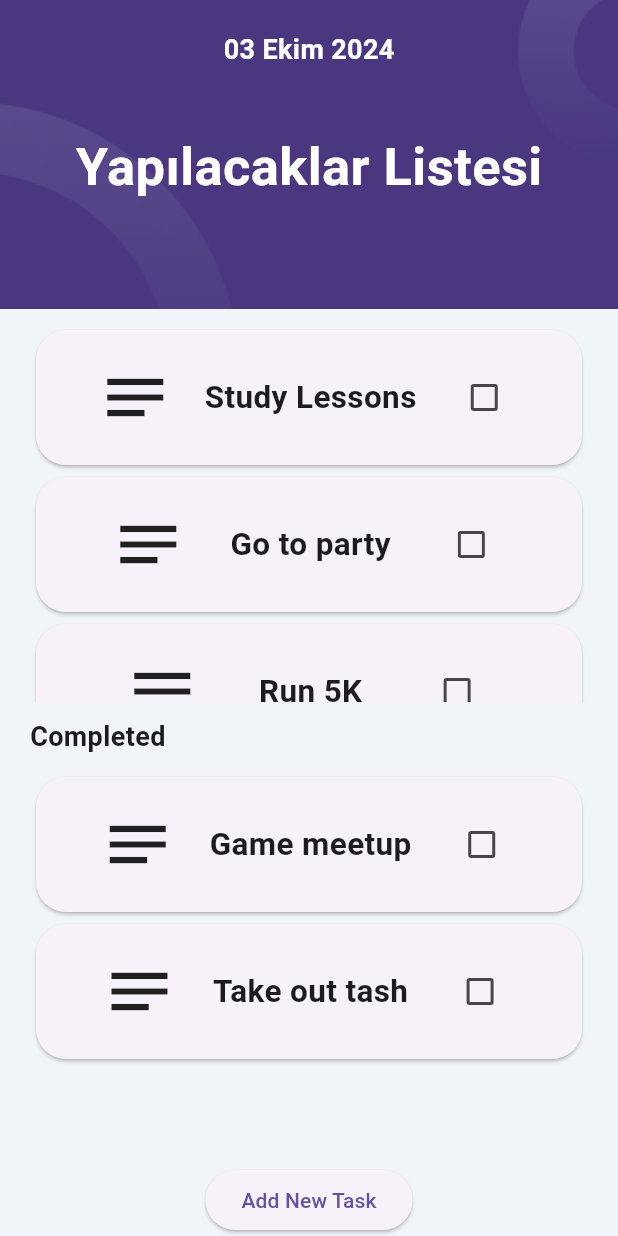
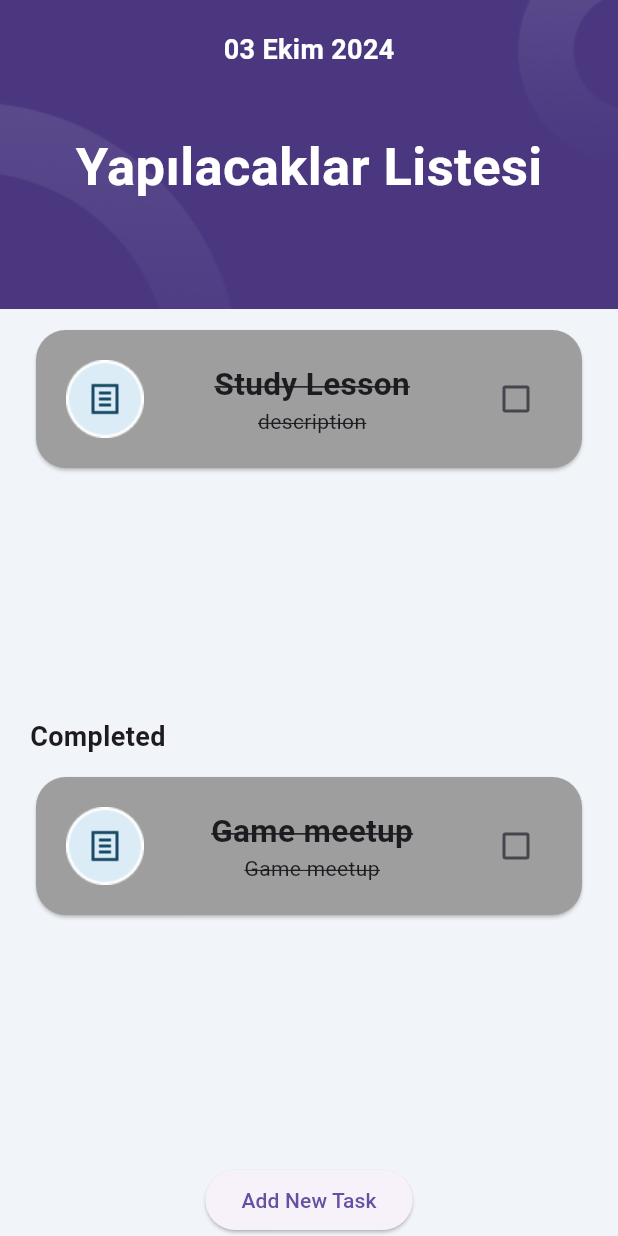
Before and after one commit to mguler1/todo_app, a Flutter app: the screen it shows after launch, on a phone screen of 412 x 824 dp. Run offline on Flutter 3.47's test engine with Material 3 defaults, Android fonts, the phone set to English and light mode, and no system bars; our stand-ins replace hexcolor.

Commit message:
dymamic process to be continued

```diff
--- /dev/null
+++ b/lib/constants/tasktype.dart
@@ -0,0 +1 @@
+enum TaskType { note, calendar, contest }
--- /dev/null
+++ b/lib/model/task.dart
@@ -0,0 +1,14 @@
+import 'package:todo_app/constants/tasktype.dart';
+
+class Task {
+  Task(
+      {required this.type,
+      required this.title,
+      required this.description,
+      required this.isCompleted});
+
+  final TaskType type;
+  final String title;
+  final String description;
+  bool isCompleted;
+}
--- a/lib/screens/home.dart
+++ b/lib/screens/home.dart
@@ -1,6 +1,8 @@
 import 'package:flutter/material.dart';
 import 'package:hexcolor/hexcolor.dart';
 import 'package:todo_app/constants/color.dart';
+import 'package:todo_app/constants/tasktype.dart';
+import 'package:todo_app/model/task.dart';
 import 'package:todo_app/screens/add_new_task.dart';
 import 'package:todo_app/todoItem.dart';
 
@@ -14,8 +16,22 @@ class HomeScreen extends StatefulWidget {
 class _HomeScreenState extends State<HomeScreen> {
   @override
   Widget build(BuildContext context) {
-    List<String> todo = ["Study Lessons", "Go to party", "Run 5K"];
-    List<String> completed = ["Game meetup", "Take out tash"];
+    List<Task> todo = [
+      Task(
+          type: TaskType.note,
+          title: "Study Lesson",
+          description: "description",
+          isCompleted: true)
+    ];
+
+    List<Task> completed = [
+      Task(
+          type: TaskType.note,
+          title: "Game meetup",
+          description: "Game meetup",
+          isCompleted: true)
+    ];
+
     double deviceHeight = MediaQuery.of(context).size.height;
     double deviceWidth = MediaQuery.of(context).size.width;
     return MaterialApp(
@@ -71,7 +87,7 @@ class _HomeScreenState extends State<HomeScreen> {
                         itemCount: todo.length,
                         itemBuilder: (context, index) {
                           return Todoitem(
-                            title: todo[index],
+                            task: todo[index],
                           );
                         }),
                   ),
@@ -97,7 +113,7 @@ class _HomeScreenState extends State<HomeScreen> {
                         itemCount: completed.length,
                         itemBuilder: (context, index) {
                           return Todoitem(
-                            title: completed[index],
+                            task: completed[index],
                           );
                         }),
                   ),
--- a/lib/todoItem.dart
+++ b/lib/todoItem.dart
@@ -1,8 +1,10 @@
 import 'package:flutter/material.dart';
+import 'package:todo_app/constants/tasktype.dart';
+import 'package:todo_app/model/task.dart';
 
 class Todoitem extends StatefulWidget {
-  const Todoitem({super.key, required this.title});
-  final String title;
+  const Todoitem({super.key, required this.task});
+  final Task task;
   @override
   State<Todoitem> createState() => _TodoitemState();
 }
@@ -12,25 +14,46 @@ class _TodoitemState extends State<Todoitem> {
   @override
   Widget build(BuildContext context) {
     return Card(
+      color: widget.task.isCompleted ? Colors.grey : Colors.white,
       shape: RoundedRectangleBorder(borderRadius: BorderRadius.circular(20)),
       child: Padding(
         padding: const EdgeInsets.all(20),
         child: Row(
           mainAxisAlignment: MainAxisAlignment.spaceEvenly,
           children: [
-            const Icon(
-              Icons.notes_outlined,
-              size: 50,
-            ),
-            Text(
-              widget.title,
-              style:
-                  const TextStyle(fontWeight: FontWeight.bold, fontSize: 21.0),
+            widget.task.type == TaskType.note
+                ? Image.asset("lib/assets/images/category_1.png")
+                : widget.task.type == TaskType.contest
+                    ? Image.asset("lib/assets/images/category_3.png")
+                    : Image.asset("lib/assets/images/category_2.png"),
+            Expanded(
+              child: Column(
+                children: [
+                  Text(
+                    widget.task.title,
+                    style: TextStyle(
+                        decoration: widget.task.isCompleted
+                            ? TextDecoration.lineThrough
+                            : TextDecoration.none,
+                        fontWeight: FontWeight.bold,
+                        fontSize: 21.0),
+                  ),
+                  Text(
+                    widget.task.description,
+                    style: TextStyle(
+                      decoration: widget.task.isCompleted
+                          ? TextDecoration.lineThrough
+                          : TextDecoration.none,
+                    ),
+                  )
+                ],
+              ),
             ),
             Checkbox(
               value: isChecked,
               onChanged: (val) {
                 setState(() {
+                  widget.task.isCompleted = !widget.task.isCompleted;
                   isChecked = val!;
                 });
               },
```
